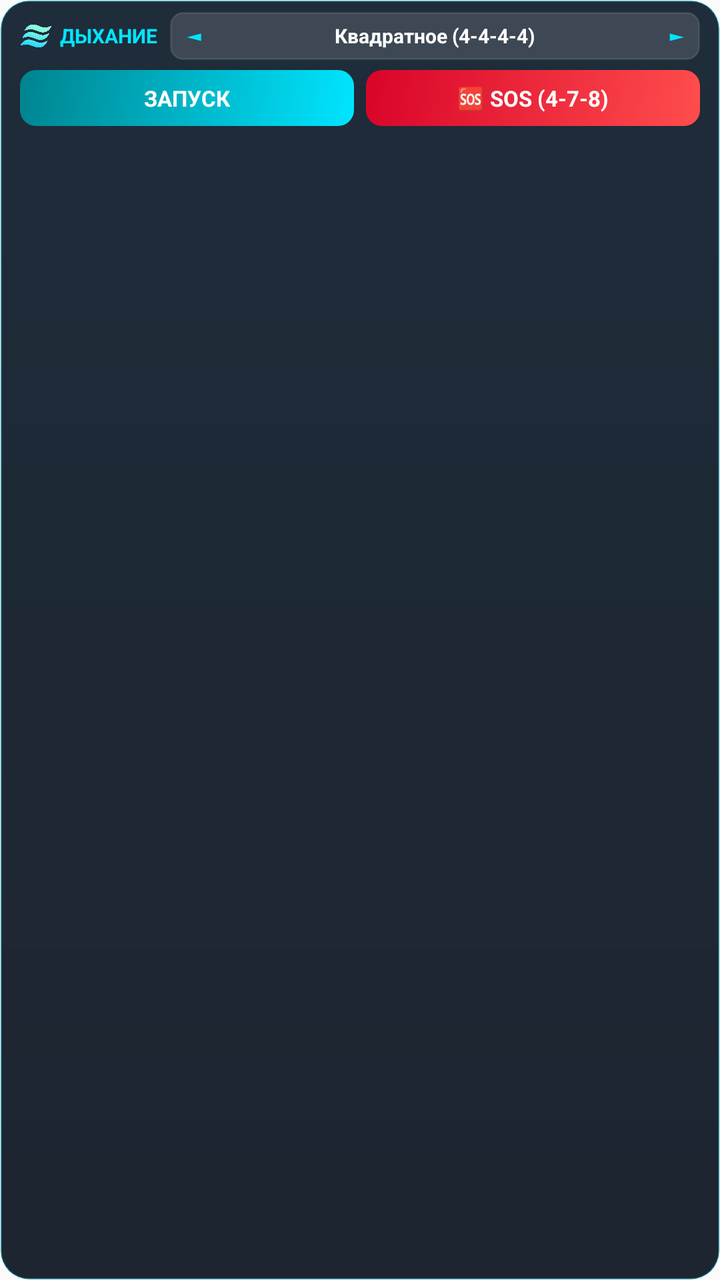
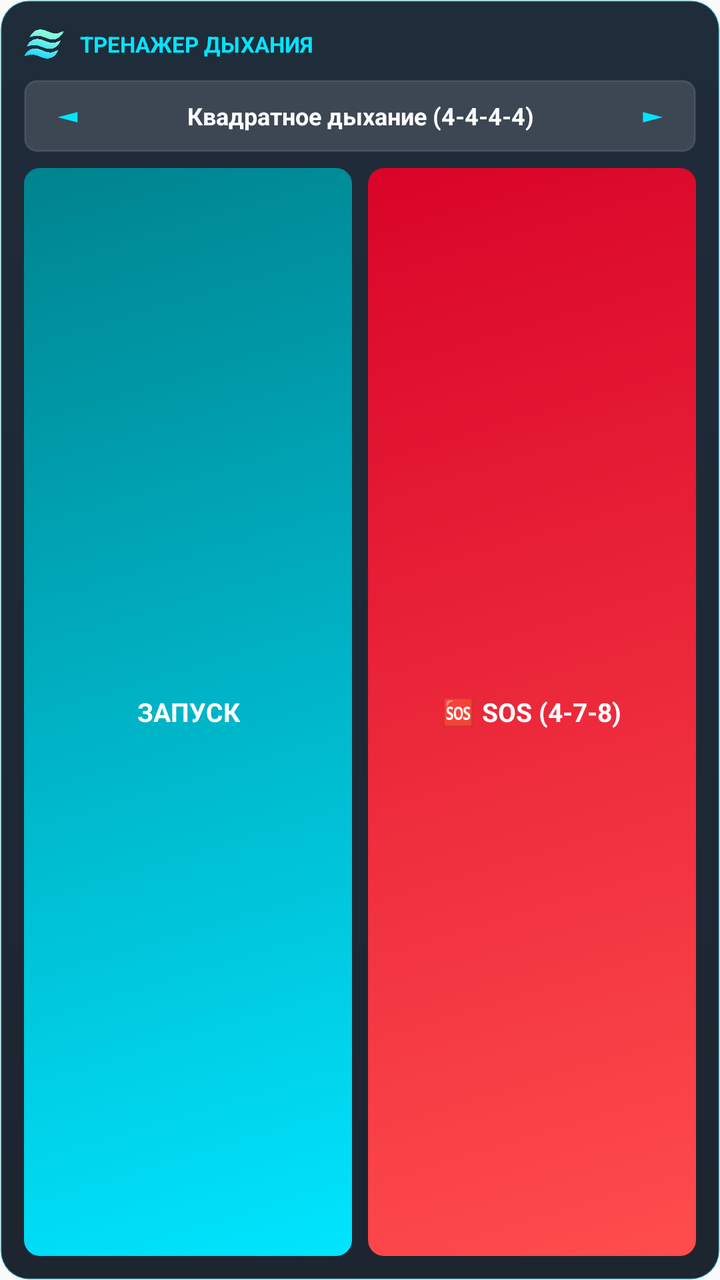

Screens rendered from an Android XML layout before and after an edit, with the pre-edit source and the edit as a unified diff.
<!-- AndroidManifest.xml: application theme Theme.BreathingTrainer -->
<!-- res/layout/widget_breathing_4x2.xml -->
<?xml version="1.0" encoding="utf-8"?>
<LinearLayout xmlns:android="http://schemas.android.com/apk/res/android"
    android:layout_width="match_parent"
    android:layout_height="match_parent"
    android:background="@drawable/bg_widget_card"
    android:orientation="vertical"
    android:paddingHorizontal="10dp"
    android:paddingVertical="6dp">

    
    <LinearLayout
        android:layout_width="match_parent"
        android:layout_height="24dp"
        android:gravity="center_vertical"
        android:orientation="horizontal">

        <ImageView
            android:layout_width="16dp"
            android:layout_height="16dp"
            android:contentDescription="Logo"
            android:src="@drawable/ic_logo" />

        <TextView
            android:layout_width="wrap_content"
            android:layout_height="wrap_content"
            android:layout_marginStart="4dp"
            android:text="ДЫХАНИЕ"
            android:textColor="#00E5FF"
            android:textSize="10sp"
            android:textStyle="bold" />

        <LinearLayout
            android:layout_width="0dp"
            android:layout_height="match_parent"
            android:layout_marginStart="6dp"
            android:layout_weight="1"
            android:background="@drawable/bg_widget_selector"
            android:gravity="center_vertical"
            android:orientation="horizontal"
            android:paddingHorizontal="2dp">

            <TextView
                android:id="@+id/widget_btn_prev_technique"
                android:layout_width="20dp"
                android:layout_height="match_parent"
                android:gravity="center"
                android:text="◄"
                android:textColor="#00E5FF"
                android:textSize="10sp"
                android:textStyle="bold" />

            <TextView
                android:id="@+id/widget_tv_technique_title"
                android:layout_width="0dp"
                android:layout_height="wrap_content"
                android:layout_weight="1"
                android:ellipsize="end"
                android:gravity="center"
                android:maxLines="1"
                android:text="Квадратное (4-4-4-4)"
                android:textColor="#FFFFFF"
                android:textSize="10sp"
                android:textStyle="bold" />

            <TextView
                android:id="@+id/widget_btn_next_technique"
                android:layout_width="20dp"
                android:layout_height="match_parent"
                android:gravity="center"
                android:text="►"
                android:textColor="#00E5FF"
                android:textSize="10sp"
                android:textStyle="bold" />
        </LinearLayout>

    </LinearLayout>

    
    <LinearLayout
        android:layout_width="match_parent"
        android:layout_height="28dp"
        android:layout_marginTop="5dp"
        android:gravity="center_vertical"
        android:orientation="horizontal">

        <TextView
            android:id="@+id/widget_btn_start"
            android:layout_width="0dp"
            android:layout_height="match_parent"
            android:layout_marginEnd="3dp"
            android:layout_weight="1"
            android:background="@drawable/bg_widget_start_btn"
            android:gravity="center"
            android:text="ЗАПУСК"
            android:textColor="#FFFFFF"
            android:textSize="11sp"
            android:textStyle="bold" />

        <TextView
            android:id="@+id/widget_btn_sos"
            android:layout_width="0dp"
            android:layout_height="match_parent"
            android:layout_marginStart="3dp"
            android:layout_weight="1"
            android:background="@drawable/bg_widget_sos_btn"
            android:gravity="center"
            android:text="🆘 SOS (4-7-8)"
            android:textColor="#FFFFFF"
            android:textSize="11sp"
            android:textStyle="bold" />
    </LinearLayout>

</LinearLayout>
<!-- resources referenced by this layout -->
<resources>
  <!-- drawable bg_widget_card (drawable) -->
  <?xml version="1.0" encoding="utf-8"?>
  <shape xmlns:android="http://schemas.android.com/apk/res/android"
      android:shape="rectangle">
      <gradient
          android:angle="270"
          android:startColor="#EC0D1B2A"
          android:endColor="#EC0B1320" />
      <corners android:radius="14dp" />
      <stroke
          android:width="1dp"
          android:color="#3300E5FF" />
  </shape>
  <!-- drawable bg_widget_selector (drawable) -->
  <?xml version="1.0" encoding="utf-8"?>
  <shape xmlns:android="http://schemas.android.com/apk/res/android"
      android:shape="rectangle">
      <solid android:color="#22FFFFFF" />
      <corners android:radius="6dp" />
      <stroke
          android:width="1dp"
          android:color="#1AFFFFFF" />
  </shape>
  <!-- drawable bg_widget_sos_btn (drawable) -->
  <?xml version="1.0" encoding="utf-8"?>
  <shape xmlns:android="http://schemas.android.com/apk/res/android"
      android:shape="rectangle">
      <gradient
          android:angle="135"
          android:startColor="#FF4D4D"
          android:endColor="#D90429" />
      <corners android:radius="8dp" />
  </shape>
  <!-- drawable bg_widget_start_btn (drawable) -->
  <?xml version="1.0" encoding="utf-8"?>
  <shape xmlns:android="http://schemas.android.com/apk/res/android"
      android:shape="rectangle">
      <gradient
          android:angle="135"
          android:startColor="#00E5FF"
          android:endColor="#00838F" />
      <corners android:radius="8dp" />
  </shape>
  <!-- drawable ic_logo: png bitmap (drawable, 27796 bytes) -->
  <style name="Theme.BreathingTrainer" parent="android:Theme.Material.Light.NoActionBar" />
</resources>

<!-- the commit's change to res/layout/widget_breathing_4x2.xml (unified diff, before → after) -->
@@ -4,109 +4,108 @@
     android:layout_height="match_parent"
     android:background="@drawable/bg_widget_card"
     android:orientation="vertical"
-    android:paddingHorizontal="10dp"
-    android:paddingVertical="6dp">
+    android:padding="12dp">
 
     
     <LinearLayout
         android:layout_width="match_parent"
-        android:layout_height="24dp"
+        android:layout_height="wrap_content"
         android:gravity="center_vertical"
         android:orientation="horizontal">
 
         <ImageView
-            android:layout_width="16dp"
-            android:layout_height="16dp"
+            android:layout_width="20dp"
+            android:layout_height="20dp"
             android:contentDescription="Logo"
             android:src="@drawable/ic_logo" />
 
         <TextView
             android:layout_width="wrap_content"
             android:layout_height="wrap_content"
-            android:layout_marginStart="4dp"
-            android:text="ДЫХАНИЕ"
+            android:layout_marginStart="8dp"
+            android:text="ТРЕНАЖЕР ДЫХАНИЯ"
             android:textColor="#00E5FF"
-            android:textSize="10sp"
+            android:textSize="11sp"
             android:textStyle="bold" />
-
-        <LinearLayout
-            android:layout_width="0dp"
-            android:layout_height="match_parent"
-            android:layout_marginStart="6dp"
-            android:layout_weight="1"
-            android:background="@drawable/bg_widget_selector"
-            android:gravity="center_vertical"
-            android:orientation="horizontal"
-            android:paddingHorizontal="2dp">
-
-            <TextView
-                android:id="@+id/widget_btn_prev_technique"
-                android:layout_width="20dp"
-                android:layout_height="match_parent"
-                android:gravity="center"
-                android:text="◄"
-                android:textColor="#00E5FF"
-                android:textSize="10sp"
-                android:textStyle="bold" />
-
-            <TextView
-                android:id="@+id/widget_tv_technique_title"
-                android:layout_width="0dp"
-                android:layout_height="wrap_content"
-                android:layout_weight="1"
-                android:ellipsize="end"
-                android:gravity="center"
-                android:maxLines="1"
-                android:text="Квадратное (4-4-4-4)"
-                android:textColor="#FFFFFF"
-                android:textSize="10sp"
-                android:textStyle="bold" />
-
-            <TextView
-                android:id="@+id/widget_btn_next_technique"
-                android:layout_width="20dp"
-                android:layout_height="match_parent"
-                android:gravity="center"
-                android:text="►"
-                android:textColor="#00E5FF"
-                android:textSize="10sp"
-                android:textStyle="bold" />
-        </LinearLayout>
-
     </LinearLayout>
 
     
     <LinearLayout
         android:layout_width="match_parent"
-        android:layout_height="28dp"
-        android:layout_marginTop="5dp"
+        android:layout_height="36dp"
+        android:layout_marginTop="8dp"
+        android:background="@drawable/bg_widget_selector"
         android:gravity="center_vertical"
+        android:orientation="horizontal"
+        android:paddingHorizontal="4dp">
+
+        <TextView
+            android:id="@+id/widget_btn_prev_technique"
+            android:layout_width="36dp"
+            android:layout_height="match_parent"
+            android:gravity="center"
+            android:text="◄"
+            android:textColor="#00E5FF"
+            android:textSize="14sp"
+            android:textStyle="bold" />
+
+        <TextView
+            android:id="@+id/widget_tv_technique_title"
+            android:layout_width="0dp"
+            android:layout_height="wrap_content"
+            android:layout_weight="1"
+            android:ellipsize="end"
+            android:gravity="center"
+            android:maxLines="1"
+            android:text="Квадратное дыхание (4-4-4-4)"
+            android:textColor="#FFFFFF"
+            android:textSize="12sp"
+            android:textStyle="bold" />
+
+        <TextView
+            android:id="@+id/widget_btn_next_technique"
+            android:layout_width="36dp"
+            android:layout_height="match_parent"
+            android:gravity="center"
+            android:text="►"
+            android:textColor="#00E5FF"
+            android:textSize="14sp"
+            android:textStyle="bold" />
+    </LinearLayout>
+
+    
+    <LinearLayout
+        android:layout_width="match_parent"
+        android:layout_height="0dp"
+        android:layout_marginTop="8dp"
+        android:layout_weight="1"
+        android:gravity="center"
         android:orientation="horizontal">
 
         <TextView
             android:id="@+id/widget_btn_start"
             android:layout_width="0dp"
             android:layout_height="match_parent"
-            android:layout_marginEnd="3dp"
+            android:layout_marginEnd="4dp"
             android:layout_weight="1"
             android:background="@drawable/bg_widget_start_btn"
             android:gravity="center"
             android:text="ЗАПУСК"
             android:textColor="#FFFFFF"
-            android:textSize="11sp"
+            android:textSize="13sp"
             android:textStyle="bold" />
 
         <TextView
             android:id="@+id/widget_btn_sos"
             android:layout_width="0dp"
             android:layout_height="match_parent"
-            android:layout_marginStart="3dp"
+            android:layout_marginStart="4dp"
             android:layout_weight="1"
             android:background="@drawable/bg_widget_sos_btn"
             android:gravity="center"
             android:text="🆘 SOS (4-7-8)"
             android:textColor="#FFFFFF"
-            android:textSize="11sp"
+            android:textSize="13sp"
             android:textStyle="bold" />
     </LinearLayout>
 
